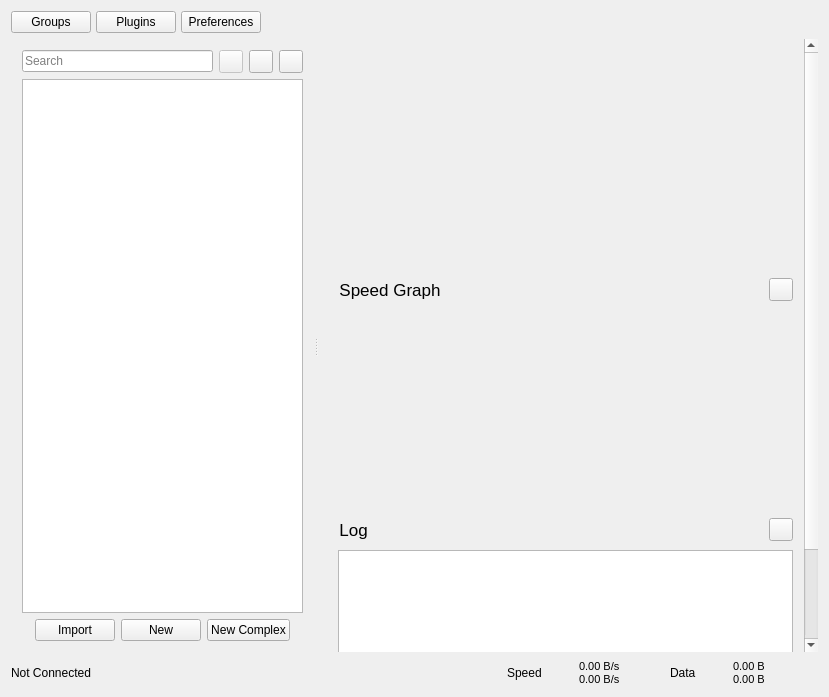
This is src/ui/widgets/windows/w_MainWindow.ui in Zhehao-w/Qv2ray-Z as Qt 5 draws it before an edit. The edited form follows.
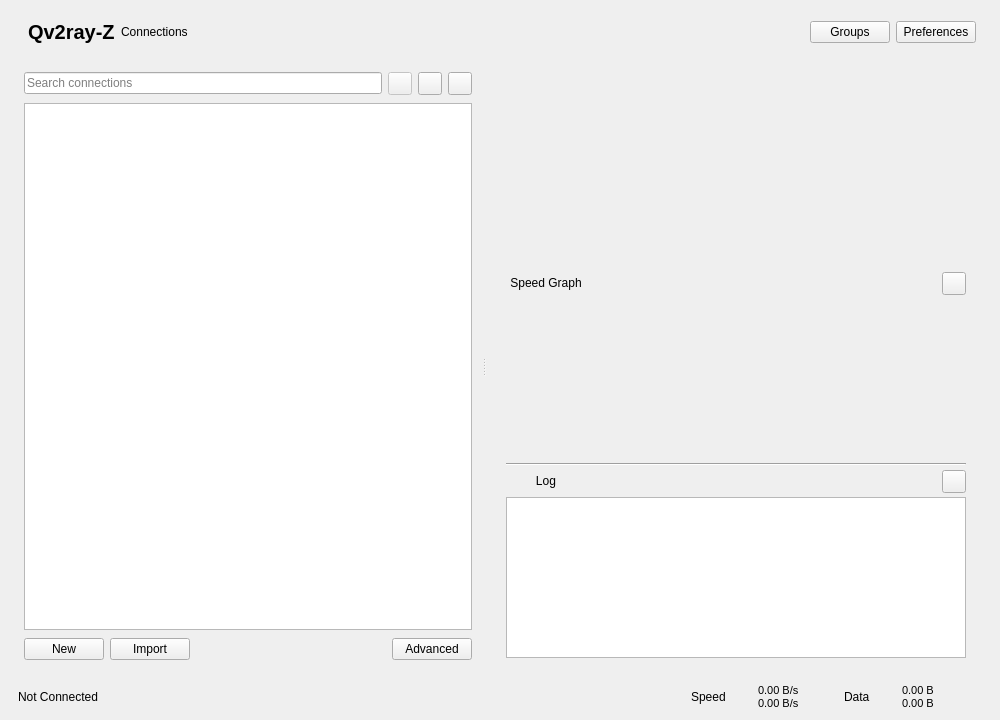
This is the edited form. Icons and pictures are not drawn.

Commit message: Modernize main window layout and remove share UI

The edit to the form file:
```diff
--- a/src/ui/widgets/windows/w_MainWindow.ui
+++ b/src/ui/widgets/windows/w_MainWindow.ui
@@ -6,14 +6,14 @@
    <rect>
     <x>0</x>
     <y>0</y>
-    <width>829</width>
-    <height>697</height>
+    <width>1000</width>
+    <height>720</height>
    </rect>
   </property>
   <property name="minimumSize">
    <size>
-    <width>790</width>
-    <height>600</height>
+    <width>860</width>
+    <height>620</height>
    </size>
   </property>
   <property name="windowTitle">
@@ -21,10 +21,80 @@
   </property>
   <widget class="QWidget" name="centralWidget">
    <layout class="QVBoxLayout" name="verticalLayout_2" stretch="0,1,0">
+    <property name="spacing">
+     <number>10</number>
+    </property>
+    <property name="leftMargin">
+     <number>14</number>
+    </property>
+    <property name="topMargin">
+     <number>12</number>
+    </property>
+    <property name="rightMargin">
+     <number>14</number>
+    </property>
+    <property name="bottomMargin">
+     <number>10</number>
+    </property>
     <item>
-     <layout class="QHBoxLayout" name="topButtonsLayout" stretch="0,0,0,0">
+     <widget class="QFrame" name="mainHeaderFrame">
+      <property name="frameShape">
+       <enum>QFrame::NoFrame</enum>
+      </property>
+      <layout class="QHBoxLayout" name="mainHeaderLayout">
+       <property name="leftMargin">
+        <number>14</number>
+       </property>
+       <property name="topMargin">
+        <number>8</number>
+       </property>
+       <property name="rightMargin">
+        <number>10</number>
+       </property>
+       <property name="bottomMargin">
+        <number>8</number>
+       </property>
+       <item>
+        <widget class="QLabel" name="appTitleLabel">
+         <property name="font">
+          <font>
+           <pointsize>15</pointsize>
+           <weight>75</weight>
+           <bold>true</bold>
+          </font>
+         </property>
+         <property name="text">
+          <string>Qv2ray-Z</string>
+         </property>
+        </widget>
+       </item>
+       <item>
+        <widget class="QLabel" name="appSubtitleLabel">
+         <property name="text">
+          <string>Connections</string>
+         </property>
+        </widget>
+       </item>
+       <item>
+        <spacer name="headerSpacer">
+         <property name="orientation">
+          <enum>Qt::Horizontal</enum>
+         </property>
+         <property name="sizeType">
+          <enum>QSizePolicy::Expanding</enum>
+         </property>
+         <property name="sizeHint" stdset="0">
+          <size>
+           <width>40</width>
+           <height>20</height>
+          </size>
+         </property>
+        </spacer>
+       </item>
+       <item>
+        <layout class="QHBoxLayout" name="topButtonsLayout">
       <property name="spacing">
-       <number>5</number>
+          <number>6</number>
       </property>
       <item>
        <widget class="QPushButton" name="subsButton">
@@ -33,13 +103,6 @@
         </property>
        </widget>
       </item>
-      <item>
-       <widget class="QPushButton" name="pluginsBtn">
-        <property name="text">
-         <string>Plugins</string>
-        </property>
-       </widget>
-      </item>
       <item>
        <widget class="QPushButton" name="preferencesBtn">
         <property name="text">
@@ -47,23 +110,10 @@
         </property>
        </widget>
       </item>
-      <item>
-       <spacer name="horizontalSpacer">
-        <property name="orientation">
-         <enum>Qt::Horizontal</enum>
-        </property>
-        <property name="sizeType">
-         <enum>QSizePolicy::Expanding</enum>
-        </property>
-        <property name="sizeHint" stdset="0">
-         <size>
-          <width>0</width>
-          <height>0</height>
-         </size>
-        </property>
-       </spacer>
-      </item>
-     </layout>
+        </layout>
+       </item>
+      </layout>
+     </widget>
     </item>
     <item>
      <widget class="QSplitter" name="splitter">
@@ -73,14 +123,44 @@
       <property name="opaqueResize">
        <bool>true</bool>
       </property>
-      <widget class="QWidget" name="leftWidget" native="true">
+      <property name="childrenCollapsible">
+       <bool>false</bool>
+      </property>
+      <widget class="QFrame" name="leftWidget">
+       <property name="minimumSize">
+        <size>
+         <width>280</width>
+         <height>0</height>
+        </size>
+       </property>
+       <property name="frameShape">
+        <enum>QFrame::NoFrame</enum>
+       </property>
        <layout class="QVBoxLayout" name="verticalLayout">
+        <property name="spacing">
+         <number>8</number>
+        </property>
+        <property name="leftMargin">
+         <number>10</number>
+        </property>
+        <property name="topMargin">
+         <number>10</number>
+        </property>
+        <property name="rightMargin">
+         <number>10</number>
+        </property>
+        <property name="bottomMargin">
+         <number>10</number>
+        </property>
         <item>
          <layout class="QHBoxLayout" name="horizontalLayout_6">
+          <property name="spacing">
+           <number>6</number>
+          </property>
           <item>
            <widget class="QLineEdit" name="connectionFilterTxt">
             <property name="placeholderText">
-             <string>Search</string>
+             <string>Search connections</string>
             </property>
             <property name="clearButtonEnabled">
              <bool>true</bool>
@@ -95,6 +175,9 @@
             <property name="toolTip">
              <string>Locate Current Connection</string>
             </property>
+            <property name="text">
+             <string/>
+            </property>
             <property name="icon">
              <iconset resource="../../../../resources.new.qrc">
               <normaloff>:/assets/icons/ui_dark/map.svg</normaloff>:/assets/icons/ui_dark/map.svg</iconset>
@@ -163,19 +246,16 @@
          </widget>
         </item>
         <item>
-         <layout class="QHBoxLayout" name="horizontalLayout_3">
+         <layout class="QHBoxLayout" name="connectionActionsLayout">
+          <property name="spacing">
+           <number>6</number>
+          </property>
           <item>
-           <spacer name="horizontalSpacer_3">
-            <property name="orientation">
-             <enum>Qt::Horizontal</enum>
+           <widget class="QPushButton" name="newConnectionBtn">
+            <property name="text">
+             <string>New</string>
             </property>
-            <property name="sizeHint" stdset="0">
-             <size>
-              <width>0</width>
-              <height>0</height>
-             </size>
-            </property>
-           </spacer>
+           </widget>
           </item>
           <item>
            <widget class="QPushButton" name="importConfigButton">
@@ -188,32 +268,31 @@
            </widget>
           </item>
           <item>
-           <widget class="QPushButton" name="newConnectionBtn">
-            <property name="text">
-             <string>New</string>
+           <spacer name="connectionActionsSpacer">
+            <property name="orientation">
+             <enum>Qt::Horizontal</enum>
             </property>
-           </widget>
+            <property name="sizeType">
+             <enum>QSizePolicy::Expanding</enum>
+            </property>
+            <property name="sizeHint" stdset="0">
+             <size>
+              <width>20</width>
+              <height>20</height>
+             </size>
+            </property>
+           </spacer>
           </item>
           <item>
            <widget class="QPushButton" name="newComplexConnectionBtn">
+            <property name="toolTip">
+             <string>Create an advanced complex configuration</string>
+            </property>
             <property name="text">
-             <string>New Complex</string>
+             <string>Advanced</string>
             </property>
            </widget>
           </item>
-          <item>
-           <spacer name="horizontalSpacer_2">
-            <property name="orientation">
-             <enum>Qt::Horizontal</enum>
-            </property>
-            <property name="sizeHint" stdset="0">
-             <size>
-              <width>0</width>
-              <height>0</height>
-             </size>
-            </property>
-           </spacer>
-          </item>
          </layout>
         </item>
        </layout>
@@ -228,6 +307,9 @@
        <property name="frameShape">
         <enum>QFrame::NoFrame</enum>
        </property>
+       <property name="horizontalScrollBarPolicy">
+        <enum>Qt::ScrollBarAlwaysOff</enum>
+       </property>
        <property name="widgetResizable">
         <bool>true</bool>
        </property>
@@ -236,15 +318,30 @@
          <rect>
           <x>0</x>
           <y>0</y>
-          <width>486</width>
-          <height>728</height>
+          <width>650</width>
+          <height>760</height>
          </rect>
         </property>
-        <layout class="QVBoxLayout" name="verticalLayout_4" stretch="0,1">
+        <layout class="QVBoxLayout" name="verticalLayout_4" stretch="0,0,1">
+         <property name="spacing">
+          <number>10</number>
+         </property>
+         <property name="leftMargin">
+          <number>6</number>
+         </property>
+         <property name="topMargin">
+          <number>0</number>
+         </property>
+         <property name="rightMargin">
+          <number>6</number>
+         </property>
+         <property name="bottomMargin">
+          <number>0</number>
+         </property>
          <item>
           <widget class="QFrame" name="connectionInfoFrame">
            <property name="sizePolicy">
-            <sizepolicy hsizetype="Expanding" vsizetype="Expanding">
+            <sizepolicy hsizetype="Expanding" vsizetype="MinimumExpanding">
              <horstretch>0</horstretch>
              <verstretch>0</verstretch>
             </sizepolicy>
@@ -252,53 +349,83 @@
            <property name="minimumSize">
             <size>
              <width>0</width>
-             <height>220</height>
+             <height>190</height>
             </size>
            </property>
+           <property name="frameShape">
+            <enum>QFrame::NoFrame</enum>
+           </property>
            <layout class="QGridLayout" name="connectionInfoLayout">
             <property name="leftMargin">
-             <number>0</number>
+             <number>16</number>
             </property>
             <property name="topMargin">
-             <number>0</number>
+             <number>14</number>
             </property>
             <property name="rightMargin">
-             <number>0</number>
+             <number>16</number>
             </property>
             <property name="bottomMargin">
-             <number>0</number>
+             <number>14</number>
             </property>
            </layout>
           </widget>
          </item>
          <item>
+          <widget class="QFrame" name="inspectorFrame">
+           <property name="frameShape">
+            <enum>QFrame::NoFrame</enum>
+           </property>
           <layout class="QVBoxLayout" name="verticalLayout_3">
+            <property name="spacing">
+             <number>4</number>
+            </property>
+            <property name="leftMargin">
+             <number>14</number>
+            </property>
+            <property name="topMargin">
+             <number>10</number>
+            </property>
+            <property name="rightMargin">
+             <number>14</number>
+            </property>
+            <property name="bottomMargin">
+             <number>12</number>
+            </property>
            <item>
             <layout class="QHBoxLayout" name="horizontalLayout_5">
              <item>
               <widget class="QPushButton" name="chartVisibilityBtn">
-               <property name="font">
-                <font>
-                 <pointsize>13</pointsize>
-                </font>
-               </property>
                <property name="focusPolicy">
                 <enum>Qt::NoFocus</enum>
                </property>
                <property name="toolTip">
                 <string>Click to toggle show/hide</string>
                </property>
-               <property name="styleSheet">
-                <string notr="true">Text-align:left;</string>
-               </property>
                <property name="text">
-                <string>  Speed Graph</string>
+                 <string>Speed Graph</string>
                </property>
                <property name="flat">
                 <bool>true</bool>
                </property>
               </widget>
              </item>
+              <item>
+               <spacer name="chartHeaderSpacer">
+                <property name="orientation">
+                 <enum>Qt::Horizontal</enum>
+                </property>
+                <property name="sizeType">
+                 <enum>QSizePolicy::Expanding</enum>
+                </property>
+                <property name="sizeHint" stdset="0">
+                 <size>
+                  <width>20</width>
+                  <height>20</height>
+                 </size>
+                </property>
+               </spacer>
+              </item>
              <item>
               <widget class="QToolButton" name="clearChartBtn">
                <property name="toolTip">
@@ -317,8 +444,11 @@
            </item>
            <item>
             <widget class="QWidget" name="speedChartHolderWidget" native="true">
+              <property name="visible">
+               <bool>false</bool>
+              </property>
              <property name="sizePolicy">
-              <sizepolicy hsizetype="Expanding" vsizetype="Expanding">
+               <sizepolicy hsizetype="Expanding" vsizetype="Preferred">
                <horstretch>0</horstretch>
                <verstretch>0</verstretch>
               </sizepolicy>
@@ -326,48 +456,66 @@
              <property name="minimumSize">
               <size>
                <width>0</width>
-               <height>200</height>
+                <height>160</height>
               </size>
              </property>
              <layout class="QGridLayout" name="speedChart">
+               <property name="leftMargin">
+                <number>0</number>
+               </property>
               <property name="topMargin">
-               <number>0</number>
+                <number>4</number>
               </property>
               <property name="rightMargin">
                <number>0</number>
               </property>
               <property name="bottomMargin">
-               <number>0</number>
+                <number>8</number>
               </property>
              </layout>
             </widget>
            </item>
+            <item>
+             <widget class="Line" name="inspectorDivider">
+              <property name="orientation">
+               <enum>Qt::Horizontal</enum>
+              </property>
+             </widget>
+            </item>
            <item>
             <layout class="QHBoxLayout" name="horizontalLayout_4">
              <item>
               <widget class="QPushButton" name="logVisibilityBtn">
-               <property name="font">
-                <font>
-                 <pointsize>13</pointsize>
-                </font>
-               </property>
                <property name="focusPolicy">
                 <enum>Qt::NoFocus</enum>
                </property>
                <property name="toolTip">
                 <string>Click to toggle show/hide</string>
                </property>
-               <property name="styleSheet">
-                <string notr="true">Text-align:left;</string>
-               </property>
                <property name="text">
-                <string>  Log</string>
+                 <string>Log</string>
                </property>
                <property name="flat">
                 <bool>true</bool>
                </property>
               </widget>
              </item>
+              <item>
+               <spacer name="logHeaderSpacer">
+                <property name="orientation">
+                 <enum>Qt::Horizontal</enum>
+                </property>
+                <property name="sizeType">
+                 <enum>QSizePolicy::Expanding</enum>
+                </property>
+                <property name="sizeHint" stdset="0">
+                 <size>
+                  <width>20</width>
+                  <height>20</height>
+                 </size>
+                </property>
+               </spacer>
+              </item>
              <item>
               <widget class="QToolButton" name="clearlogButton">
                <property name="toolTip">
@@ -385,16 +533,14 @@
             </layout>
            </item>
            <item>
-            <layout class="QGridLayout" name="gridLayout">
-             <property name="leftMargin">
-              <number>9</number>
-             </property>
-             <item row="0" column="0">
               <widget class="QTextBrowser" name="masterLogBrowser">
+              <property name="visible">
+               <bool>false</bool>
+              </property>
                <property name="minimumSize">
                 <size>
                  <width>0</width>
-                 <height>200</height>
+                <height>160</height>
                 </size>
                </property>
                <property name="contextMenuPolicy">
@@ -406,8 +552,23 @@
               </widget>
              </item>
             </layout>
-           </item>
-          </layout>
+          </widget>
+         </item>
+         <item>
+          <spacer name="detailBottomSpacer">
+           <property name="orientation">
+            <enum>Qt::Vertical</enum>
+           </property>
+           <property name="sizeType">
+            <enum>QSizePolicy::Expanding</enum>
+           </property>
+           <property name="sizeHint" stdset="0">
+            <size>
+             <width>20</width>
+             <height>40</height>
+            </size>
+           </property>
+          </spacer>
          </item>
         </layout>
        </widget>
@@ -415,15 +576,31 @@
      </widget>
     </item>
     <item>
+     <widget class="QFrame" name="statusFrame">
+      <property name="frameShape">
+       <enum>QFrame::NoFrame</enum>
+      </property>
      <layout class="QHBoxLayout" name="horizontalLayout_2">
+       <property name="spacing">
+        <number>6</number>
+       </property>
+       <property name="leftMargin">
+        <number>4</number>
+       </property>
       <property name="topMargin">
-       <number>2</number>
+        <number>4</number>
+       </property>
+       <property name="rightMargin">
+        <number>4</number>
+       </property>
+       <property name="bottomMargin">
+        <number>0</number>
       </property>
       <item>
        <widget class="QLabel" name="connetionStatusLabel">
         <property name="minimumSize">
          <size>
-          <width>300</width>
+           <width>260</width>
           <height>0</height>
          </size>
         </property>
@@ -433,10 +610,13 @@
        </widget>
       </item>
       <item>
-       <spacer name="horizontalSpacer_5">
+        <spacer name="statusSpacer">
         <property name="orientation">
          <enum>Qt::Horizontal</enum>
         </property>
+         <property name="sizeType">
+          <enum>QSizePolicy::Expanding</enum>
+         </property>
         <property name="sizeHint" stdset="0">
          <size>
           <width>40</width>
@@ -456,14 +636,20 @@
        <widget class="QWidget" name="updownImageBox" native="true">
         <property name="sizePolicy">
          <sizepolicy hsizetype="Fixed" vsizetype="Fixed">
-          <horstretch>32</horstretch>
-          <verstretch>32</verstretch>
+           <horstretch>0</horstretch>
+           <verstretch>0</verstretch>
          </sizepolicy>
         </property>
         <property name="minimumSize">
          <size>
-          <width>25</width>
-          <height>25</height>
+           <width>20</width>
+           <height>20</height>
+          </size>
+         </property>
+         <property name="maximumSize">
+          <size>
+           <width>20</width>
+           <height>20</height>
          </size>
         </property>
        </widget>
@@ -472,7 +658,7 @@
        <widget class="QLabel" name="netspeedLabel">
         <property name="minimumSize">
          <size>
-          <width>85</width>
+           <width>80</width>
           <height>0</height>
          </size>
         </property>
@@ -492,18 +678,6 @@
       </item>
       <item>
        <widget class="QLabel" name="label_6">
-        <property name="sizePolicy">
-         <sizepolicy hsizetype="Minimum" vsizetype="Minimum">
-          <horstretch>0</horstretch>
-          <verstretch>0</verstretch>
-         </sizepolicy>
-        </property>
-        <property name="minimumSize">
-         <size>
-          <width>0</width>
-          <height>0</height>
-         </size>
-        </property>
         <property name="text">
          <string>Data</string>
         </property>
@@ -513,14 +687,20 @@
        <widget class="QWidget" name="updownImageBox_2" native="true">
         <property name="sizePolicy">
          <sizepolicy hsizetype="Fixed" vsizetype="Fixed">
-          <horstretch>32</horstretch>
-          <verstretch>32</verstretch>
+           <horstretch>0</horstretch>
+           <verstretch>0</verstretch>
          </sizepolicy>
         </property>
         <property name="minimumSize">
          <size>
-          <width>25</width>
-          <height>25</height>
+           <width>20</width>
+           <height>20</height>
+          </size>
+         </property>
+         <property name="maximumSize">
+          <size>
+           <width>20</width>
+           <height>20</height>
          </size>
         </property>
        </widget>
@@ -529,7 +709,7 @@
        <widget class="QLabel" name="dataamountLabel">
         <property name="minimumSize">
          <size>
-          <width>85</width>
+           <width>80</width>
           <height>0</height>
          </size>
         </property>
@@ -548,6 +728,7 @@
        </widget>
       </item>
      </layout>
+     </widget>
     </item>
    </layout>
   </widget>
```
Left out of the diff: 3 changed lines with no effect on the pictures. Lines whose indentation alone changed are shown as unchanged. The commit also changes 4 other files.
